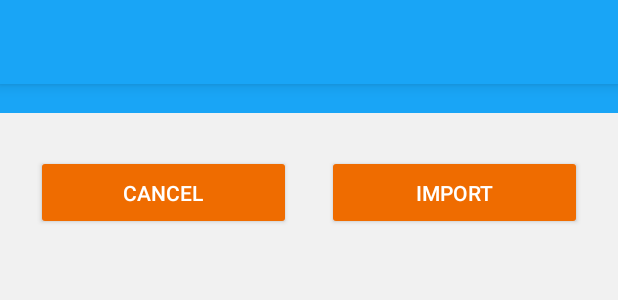
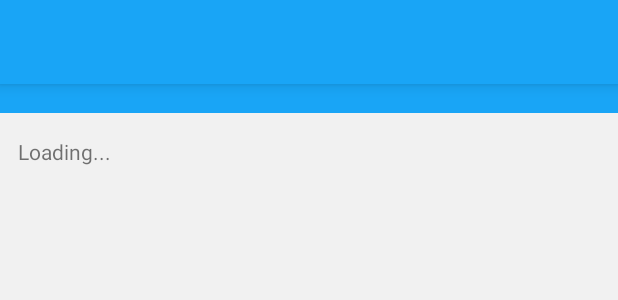
Before and after one commit to paulofernando/inspirationalpeople, an Android app: the layout activity_import_inspirations.xml on its own in the app's theme, with its tools: preview values and no code run, on a phone screen of 412 x 824 dp. Shown: the top 300 px of the screen. Run offline under Robolectric (Android 15) with nearby library versions, the phone set to English and light mode, and no system bars.

Commit message:
Put a loading in the analyzing of Import Screen. Back button added to Import Screen.

```diff
--- a/PessoasInspiradoras/app/src/main/res/layout/activity_import_inspirations.xml
+++ b/PessoasInspiradoras/app/src/main/res/layout/activity_import_inspirations.xml
@@ -44,6 +44,12 @@
             android:layout_height="match_parent"
             android:orientation="vertical">
 
+            <TextView
+                android:id="@+id/loading_import_text"
+                android:layout_width="match_parent"
+                android:layout_height="wrap_content"
+                android:text="@string/loading"/>
+
             <LinearLayout
                 android:id="@+id/layout_import"
                 android:layout_width="match_parent"
@@ -59,6 +65,7 @@
                 android:gravity="center_horizontal"
                 android:weightSum="1"
                 android:layout_alignParentBottom="true"
+                android:visibility="gone"
                 >
                 <Button
                     android:id="@+id/btn_cancel_import_inspirations"
--- a/PessoasInspiradoras/app/src/main/res/values/strings.xml
+++ b/PessoasInspiradoras/app/src/main/res/values/strings.xml
@@ -89,5 +89,6 @@
     <string name="translation">Translation by</string>
 
 	<string name="send_backup_email">You can send it to email as well...</string>
+	<string name="loading">Loading...</string>
 
 </resources>
```
Also changed, not shown: PessoasInspiradoras/app/src/main/java/br/net/paulofernando/pessoasinspiradoras/ImportInspirationsActivity.java (+33 -9 lines), 1 other file.
